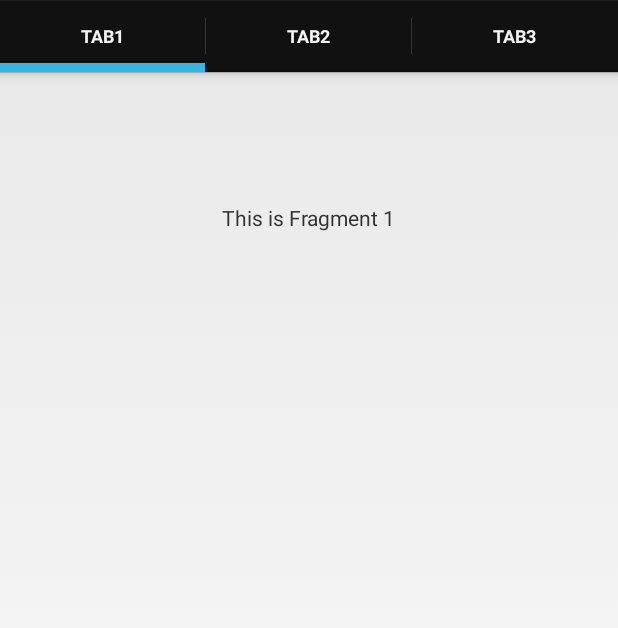
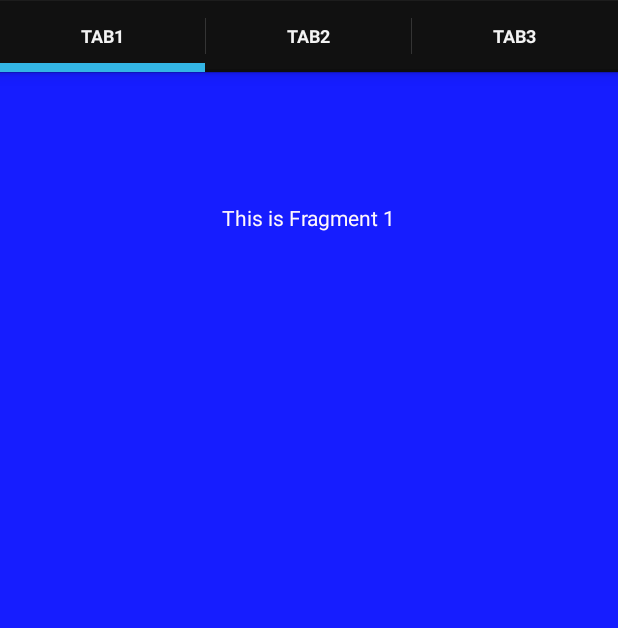
Before and after one commit to 3digital/FragmentTabsTutorial, an Android app: the screen it shows after launch (MainActivity), on a phone screen of 412 x 824 dp. Shown: the top 628 px of the screen. Run offline under Robolectric (Android 15) with nearby library versions, the phone set to English and light mode, and no system bars.

Commit message:
Added background color to reach fragment

```diff
--- a/FragmentTabsTutorial/src/main/res/layout/fragmenttab1.xml
+++ b/FragmentTabsTutorial/src/main/res/layout/fragmenttab1.xml
@@ -1,7 +1,8 @@
 <?xml version="1.0" encoding="utf-8"?>
 
 <RelativeLayout xmlns:android="http://schemas.android.com/apk/res/android"
-    android:layout_width="match_parent" android:layout_height="match_parent">
+    android:layout_width="match_parent" android:layout_height="match_parent"
+    android:background="#161dff">
 
     <TextView
         android:layout_width="wrap_content"
@@ -10,5 +11,6 @@
         android:layout_alignParentTop="true"
         android:text="@string/Fragment1"
         android:layout_centerHorizontal="true"
-        android:layout_marginTop="87dp" />
+        android:layout_marginTop="87dp"
+        android:textColor="#fff7fb" />
 </RelativeLayout>
--- a/FragmentTabsTutorial/src/main/res/layout/fragmenttab2.xml
+++ b/FragmentTabsTutorial/src/main/res/layout/fragmenttab2.xml
@@ -1,7 +1,8 @@
 <?xml version="1.0" encoding="utf-8"?>
 
 <RelativeLayout xmlns:android="http://schemas.android.com/apk/res/android"
-    android:layout_width="match_parent" android:layout_height="match_parent">
+    android:layout_width="match_parent" android:layout_height="match_parent"
+    android:background="#161aff">
 
     <TextView
         android:layout_width="wrap_content"
@@ -10,5 +11,6 @@
         android:layout_alignParentTop="true"
         android:text="@string/Fragment2"
         android:layout_centerHorizontal="true"
-        android:layout_marginTop="68dp" />
+        android:layout_marginTop="68dp"
+        android:textColor="#ffffff" />
 </RelativeLayout>
--- a/FragmentTabsTutorial/src/main/res/layout/fragmenttab3.xml
+++ b/FragmentTabsTutorial/src/main/res/layout/fragmenttab3.xml
@@ -1,7 +1,8 @@
 <?xml version="1.0" encoding="utf-8"?>
 
 <RelativeLayout xmlns:android="http://schemas.android.com/apk/res/android"
-    android:layout_width="match_parent" android:layout_height="match_parent">
+    android:layout_width="match_parent" android:layout_height="match_parent"
+    android:background="#160dff">
 
     <TextView
         android:layout_width="wrap_content"
@@ -10,5 +11,6 @@
         android:layout_alignParentTop="true"
         android:layout_centerHorizontal="true"
         android:text="@string/Fragment3"
-        android:layout_marginTop="54dp" />
+        android:layout_marginTop="54dp"
+        android:textColor="#ffffff" />
 </RelativeLayout>
```
